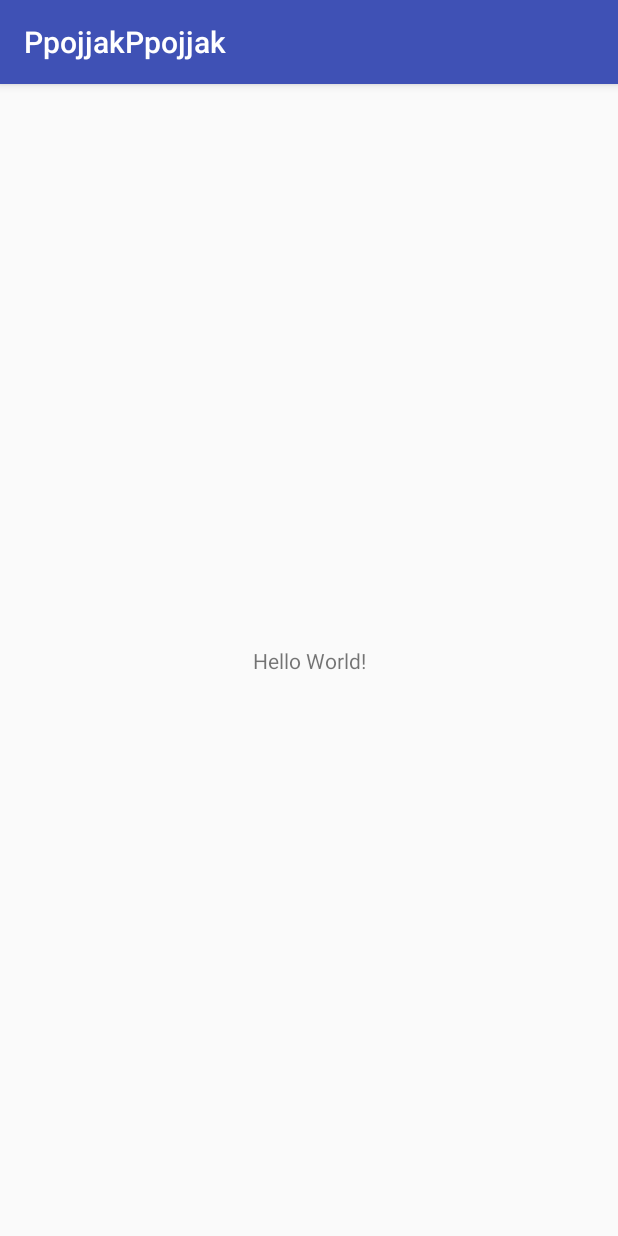
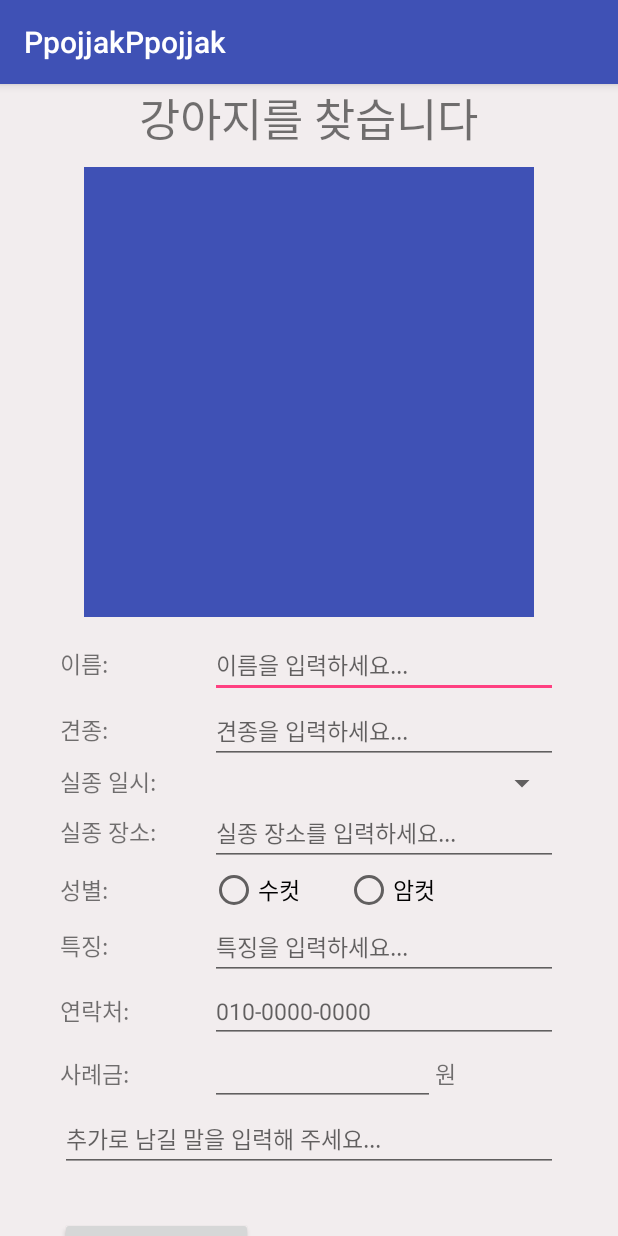
Before and after one commit to ppojjakppojjak/Pet-Finder, an Android app: the screen it shows after launch (MainActivity before the commit, FindPetPosterActivity after it), on a phone screen of 412 x 824 dp. Run offline under Robolectric (Android 15) with nearby library versions, the phone set to English and light mode, and no system bars; libraries missing offline, so code that uses them is left out: com.gun0912.tedpermission.

Commit message:
add activity_find_pet_poster 사진 저장 부분 검은색으로 저장되는 것 수정 필요, UI 수정 필요

```diff
--- a/app/build.gradle
+++ b/app/build.gradle
@@ -22,7 +22,9 @@ dependencies {
     implementation fileTree(dir: 'libs', include: ['*.jar'])
     implementation 'com.android.support:appcompat-v7:27.1.1'
     implementation 'com.android.support.constraint:constraint-layout:1.1.2'
+    implementation 'gun0912.ted:tedpermission:2.0.0'
     testImplementation 'junit:junit:4.12'
     androidTestImplementation 'com.android.support.test:runner:1.0.2'
     androidTestImplementation 'com.android.support.test.espresso:espresso-core:3.0.2'
+
 }
--- a/app/src/main/AndroidManifest.xml
+++ b/app/src/main/AndroidManifest.xml
@@ -1,6 +1,9 @@
 <?xml version="1.0" encoding="utf-8"?>
 <manifest xmlns:android="http://schemas.android.com/apk/res/android"
     package="com.ppojjakppojjak.ppojjakppojjak">
+
+    <uses-permission android:name="android.permission.WRITE_EXTERNAL_STORAGE" />
+    <uses-permission android:name="android.permission.READ_EXTERNAL_STORAGE" />
 
     <application
         android:allowBackup="true"
@@ -10,6 +13,9 @@
         android:supportsRtl="true"
         android:theme="@style/AppTheme">
         <activity android:name=".MainActivity">
+
+        </activity>
+        <activity android:name=".FindPetPosterActivity">
             <intent-filter>
                 <action android:name="android.intent.action.MAIN" />
 
--- /dev/null
+++ b/app/src/main/java/com/ppojjakppojjak/ppojjakppojjak/FindPetPosterActivity.java
@@ -0,0 +1,164 @@
+package com.ppojjakppojjak.ppojjakppojjak;
+
+import android.Manifest;
+import android.app.DatePickerDialog;
+import android.app.Dialog;
+import android.content.Intent;
+import android.graphics.Bitmap;
+import android.graphics.Canvas;
+import android.graphics.drawable.BitmapDrawable;
+import android.net.Uri;
+import android.os.Bundle;
+import android.os.Environment;
+import android.support.v4.app.DialogFragment;
+import android.support.v7.app.AppCompatActivity;
+import android.view.View;
+import android.widget.Button;
+import android.widget.DatePicker;
+import android.widget.TextView;
+import android.widget.Toast;
+
+import com.gun0912.tedpermission.PermissionListener;
+import com.gun0912.tedpermission.TedPermission;
+
+import java.io.File;
+import java.io.FileNotFoundException;
+import java.io.FileOutputStream;
+import java.io.IOException;
+import java.util.ArrayList;
+import java.util.Calendar;
+import java.util.Random;
+
+import static com.ppojjakppojjak.ppojjakppojjak.R.layout.activity_find_pet_poster;
+
+public class FindPetPosterActivity extends AppCompatActivity {
+
+    public static TextView tvLostDay;
+    public static Button btnSavePoster;
+
+    public static class DatePickerFragment extends DialogFragment implements DatePickerDialog.OnDateSetListener {
+
+        @Override
+        public Dialog onCreateDialog(Bundle savedInstanceState) {
+            // Use the current date as the default date in the picker
+            final Calendar c = Calendar.getInstance();
+            int year = c.get(Calendar.YEAR);
+            int month = c.get(Calendar.MONTH);
+            int day = c.get(Calendar.DAY_OF_MONTH);
+
+            // Create a new instance of DatePickerDialog and return it
+            return new DatePickerDialog(getActivity(), this, year, month, day);
+        }
+
+        public void onDateSet(DatePicker view, int year, int month, int day) {
+            tvLostDay.setText(year + "-" + (month + 1) + "-" + day);
+        }
+    }
+
+    @Override
+    protected void onCreate(Bundle savedInstanceState) {
+        super.onCreate(savedInstanceState);
+        setContentView(activity_find_pet_poster);
+
+        tvLostDay = findViewById(R.id.tv_lost_day);
+        tvLostDay.setOnClickListener(new View.OnClickListener() {
+            @Override
+            public void onClick(View v) {
+                showDatePickerDialog(v);
+            }
+        });
+
+        btnSavePoster = findViewById(R.id.btn_save_poster);
+        btnSavePoster.setOnClickListener(new View.OnClickListener() {
+            @Override
+            public void onClick(View v) {
+
+                PermissionListener permissionlistener = new PermissionListener() {
+                    @Override
+                    public void onPermissionGranted() {
+                        Toast.makeText(FindPetPosterActivity.this, "Permission Granted", Toast.LENGTH_SHORT).show();
+                        setScreenCapture();
+                    }
+
+                    @Override
+                    public void onPermissionDenied(ArrayList<String> deniedPermissions) {
+                        Toast.makeText(FindPetPosterActivity.this, "Permission Denied\n" + deniedPermissions.toString(), Toast.LENGTH_SHORT).show();
+                    }
+                };
+
+                TedPermission.with(FindPetPosterActivity.this)
+                        .setPermissionListener(permissionlistener)
+                        .setDeniedMessage("If you reject permission,you can not use this service\n\nPlease turn on permissions at [Setting] > [Permission]")
+                        .setPermissions(Manifest.permission.WRITE_EXTERNAL_STORAGE, Manifest.permission.READ_EXTERNAL_STORAGE)
+                        .check();
+
+            }
+        });
+    }
+
+    private void setScreenCapture() {
+        try {
+            View view = findViewById(R.id.scroll_view);
+            view.buildDrawingCache();
+
+            Bitmap bitmap = loadBitmapFromView(view);
+
+            if(bitmap != null) {
+                screenshot(bitmap);
+            } else {
+
+            }
+        } catch (IllegalArgumentException e) {
+            e.printStackTrace();
+        }
+    }
+
+    public Bitmap loadBitmapFromView(View v) {
+        Bitmap b = Bitmap.createBitmap(v.getWidth(), v.getHeight(), Bitmap.Config.ARGB_8888);
+        Canvas c = new Canvas(b);
+        v.layout(0, 0, v.getLayoutParams().width, v.getLayoutParams().height);
+        v.draw(c);
+        BitmapDrawable d = new BitmapDrawable(getResources(), b);
+        return b;
+    }
+
+    public void screenshot(Bitmap bm) {
+        String extr = Environment.getExternalStorageDirectory().toString();
+
+        File mFolder = new File(extr);
+
+        if (!mFolder.exists()) {
+            mFolder.mkdir();
+        }
+
+        Random random = new Random();
+        String s = String.valueOf( random.nextInt(99999)) + ".jpg";
+        File file = new File(mFolder.getAbsolutePath(), s);
+        FileOutputStream fos = null;
+
+        try {
+            fos = new FileOutputStream(file);
+            bm.compress(Bitmap.CompressFormat.JPEG, 100, fos);
+            fos.flush();
+            fos.close();
+        } catch (FileNotFoundException e) {
+            e.printStackTrace();
+        } catch (IOException e) {
+            e.printStackTrace();
+        }
+
+        try {
+            Intent mediaScanIntent = new Intent(Intent.ACTION_MEDIA_SCANNER_SCAN_FILE);
+            Uri contentUri = Uri.fromFile(file); //out is your output file
+            mediaScanIntent.setData(contentUri);
+            this.sendBroadcast(mediaScanIntent);
+        } catch(SecurityException e) {
+            e.printStackTrace();
+        }
+    }
+
+    public void showDatePickerDialog(View v) {
+        android.support.v4.app.DialogFragment newFragment = new DatePickerFragment();
+        newFragment.show(getSupportFragmentManager(), "datePicker");
+    }
+}
--- a/app/src/main/java/com/ppojjakppojjak/ppojjakppojjak/MainActivity.java
+++ b/app/src/main/java/com/ppojjakppojjak/ppojjakppojjak/MainActivity.java
@@ -1,7 +1,7 @@
 package com.ppojjakppojjak.ppojjakppojjak;
 
+import android.os.Bundle;
 import android.support.v7.app.AppCompatActivity;
-import android.os.Bundle;
 
 public class MainActivity extends AppCompatActivity {
 
--- /dev/null
+++ b/app/src/main/res/layout/activity_find_pet_poster.xml
@@ -0,0 +1,247 @@
+<?xml version="1.0" encoding="utf-8"?>
+<LinearLayout xmlns:android="http://schemas.android.com/apk/res/android"
+    xmlns:app="http://schemas.android.com/apk/res-auto"
+    xmlns:tools="http://schemas.android.com/tools"
+    android:layout_width="match_parent"
+    android:layout_height="match_parent"
+    tools:context=".FindPetPosterActivity"
+    android:background="#F2EDEE"
+    android:id="@+id/linear">
+
+    <ScrollView
+        android:id="@+id/scroll_view"
+        android:layout_width="match_parent"
+        android:layout_height="wrap_content"
+        android:background="#F2EDEE">
+
+    <LinearLayout
+        android:layout_width="match_parent"
+        android:layout_height="wrap_content"
+        android:orientation="vertical">
+
+        <TextView
+            android:layout_width="wrap_content"
+            android:layout_height="wrap_content"
+            android:textSize="30sp"
+            android:layout_gravity="center_horizontal"
+            android:text="강아지를 찾습니다" />
+
+        <ImageView
+            android:layout_width="300dp"
+            android:layout_height="300dp"
+            android:layout_gravity="center_horizontal"
+            android:layout_marginTop="10dp"
+            android:src="@color/colorPrimary"
+            android:layout_marginBottom="10dp"/>
+
+        <LinearLayout
+            android:layout_width="match_parent"
+            android:layout_height="match_parent"
+            android:orientation="vertical"
+            android:paddingLeft="40dp"
+            android:paddingRight="40dp">
+
+        <LinearLayout
+            android:layout_width="match_parent"
+            android:layout_height="wrap_content"
+            android:orientation="horizontal">
+
+            <TextView
+                android:layout_width="100dp"
+                android:layout_height="wrap_content"
+                android:textSize="15sp"
+                android:text="이름: "/>
+
+            <EditText
+                android:layout_width="match_parent"
+                android:layout_height="wrap_content"
+                android:textSize="15sp"
+                android:hint="이름을 입력하세요..."/>
+
+        </LinearLayout>
+
+        <LinearLayout
+            android:layout_width="match_parent"
+            android:layout_height="wrap_content"
+            android:orientation="horizontal">
+
+            <TextView
+                android:layout_width="100dp"
+                android:layout_height="wrap_content"
+                android:textSize="15sp"
+                android:text="견종: "/>
+
+            <EditText
+                android:layout_width="match_parent"
+                android:layout_height="wrap_content"
+                android:textSize="15sp"
+                android:hint="견종을 입력하세요..."/>
+
+        </LinearLayout>
+
+        <LinearLayout
+            android:layout_width="match_parent"
+            android:layout_height="wrap_content"
+            android:orientation="horizontal">
+
+            <TextView
+                android:layout_width="100dp"
+                android:layout_height="wrap_content"
+                android:textSize="15sp"
+                android:text="실종 일시: "/>
+
+            <TextView
+                android:id="@+id/tv_lost_day"
+                android:clickable="true"
+                android:onClick="showDatePickerDialog"
+                android:layout_width="match_parent"
+                android:layout_height="wrap_content"
+                style="@style/Widget.AppCompat.Spinner"/>
+
+        </LinearLayout>
+
+        <LinearLayout
+            android:layout_width="match_parent"
+            android:layout_height="wrap_content"
+            android:orientation="horizontal">
+
+            <TextView
+                android:layout_width="100dp"
+                android:layout_height="wrap_content"
+                android:textSize="15sp"
+                android:text="실종 장소: "/>
+
+            <EditText
+                android:layout_width="match_parent"
+                android:layout_height="wrap_content"
+                android:textSize="15sp"
+                android:hint="실종 장소를 입력하세요..."/>
+
+        </LinearLayout>
+
+        <LinearLayout
+            android:layout_width="match_parent"
+            android:layout_height="wrap_content"
+            android:orientation="horizontal"
+            android:gravity="center_vertical">
+
+            <TextView
+                android:layout_width="100dp"
+                android:layout_height="wrap_content"
+                android:text="성별:"
+                android:textSize="15sp"/>
+
+            <RadioGroup
+                android:layout_width="215dp"
+                android:layout_height="wrap_content"
+                android:orientation="horizontal">
+
+                <RadioButton
+                    android:layout_width="wrap_content"
+                    android:layout_height="wrap_content"
+                    android:text="수컷"
+                    android:textSize="15sp" />
+
+                <RadioButton
+                    android:layout_width="wrap_content"
+                    android:layout_height="wrap_content"
+                    android:layout_marginLeft="30dp"
+                    android:text="암컷"
+                    android:textSize="15sp" />
+
+            </RadioGroup>
+
+        </LinearLayout>
+
+
+        <LinearLayout
+            android:layout_width="match_parent"
+            android:layout_height="wrap_content"
+            android:orientation="horizontal">
+
+            <TextView
+                android:layout_width="100dp"
+                android:layout_height="wrap_content"
+                android:textSize="15sp"
+                android:text="특징: "/>
+
+            <EditText
+                android:layout_width="match_parent"
+                android:layout_height="wrap_content"
+                android:textSize="15sp"
+                android:inputType="textMultiLine"
+                android:hint="특징을 입력하세요..."/>
+
+        </LinearLayout>
+
+        <LinearLayout
+            android:layout_width="match_parent"
+            android:layout_height="wrap_content"
+            android:orientation="horizontal">
+
+            <TextView
+                android:layout_width="100dp"
+                android:layout_height="wrap_content"
+                android:textSize="15sp"
+                android:text="연락처: "/>
+
+            <EditText
+                android:layout_width="match_parent"
+                android:layout_height="wrap_content"
+                android:textSize="15sp"
+                android:hint="010-0000-0000"/>
+
+        </LinearLayout>
+
+        <LinearLayout
+            android:layout_width="match_parent"
+            android:layout_height="wrap_content"
+            android:orientation="horizontal">
+
+            <TextView
+                android:layout_width="100dp"
+                android:layout_height="wrap_content"
+                android:textSize="15sp"
+                android:text="사례금: "/>
+
+            <EditText
+                android:layout_width="150dp"
+                android:layout_height="wrap_content"
+                android:textSize="15sp"
+                android:inputType="number"/>
+
+            <TextView
+                android:layout_width="match_parent"
+                android:layout_height="wrap_content"
+                android:textSize="15sp"
+                android:text="원"/>
+
+        </LinearLayout>
+
+        <LinearLayout
+            android:layout_width="match_parent"
+            android:layout_height="wrap_content"
+            android:orientation="horizontal"
+            android:layout_marginBottom="30dp">
+
+            <EditText
+                android:layout_width="match_parent"
+                android:layout_height="wrap_content"
+                android:textSize="15sp"
+                android:hint="추가로 남길 말을 입력해 주세요..."/>
+
+        </LinearLayout>
+
+            <Button
+                android:layout_width="wrap_content"
+                android:layout_height="wrap_content"
+                android:text="포스터로 저장하기"
+                android:id="@+id/btn_save_poster"/>
+
+        </LinearLayout>
+
+    </LinearLayout>
+
+    </ScrollView>
+
+</LinearLayout>
--- a/app/src/main/res/values/colors.xml
+++ b/app/src/main/res/values/colors.xml
@@ -3,4 +3,5 @@
     <color name="colorPrimary">#3F51B5</color>
     <color name="colorPrimaryDark">#303F9F</color>
     <color name="colorAccent">#FF4081</color>
+    <color name="backgroundColor">#F2EDEE</color>
 </resources>
```
Also changed, not shown: 2 other files.
